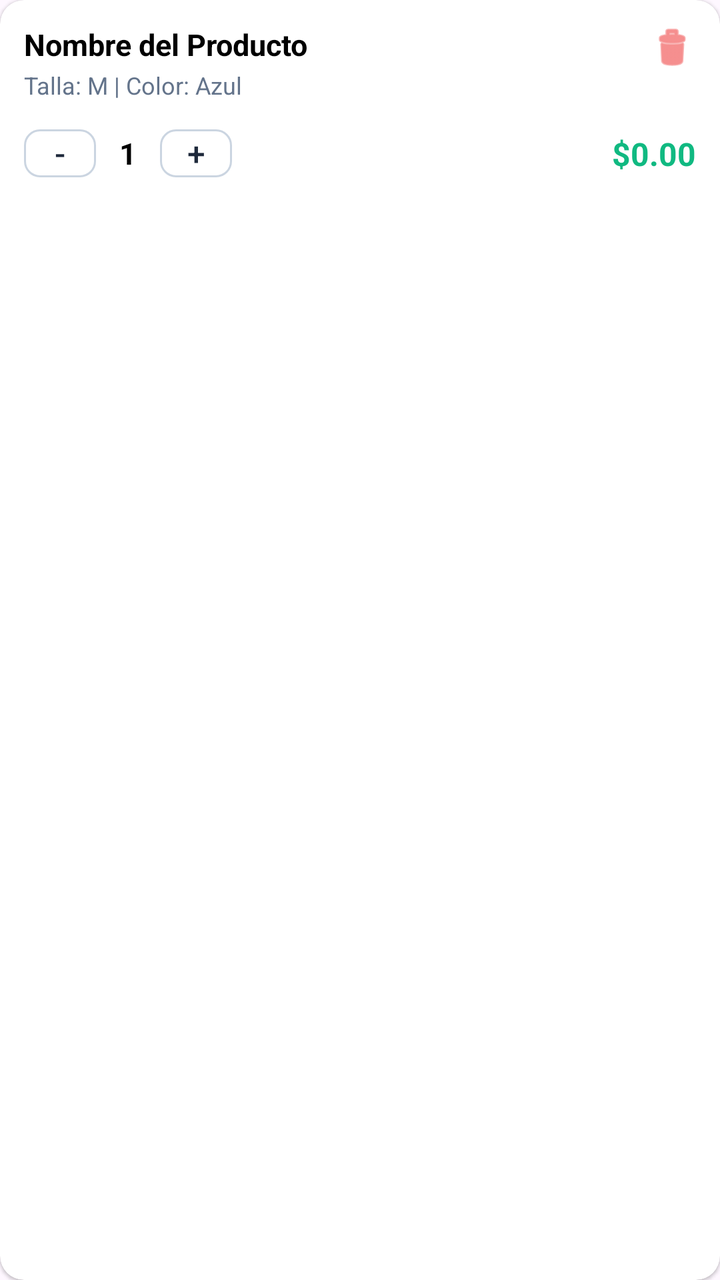
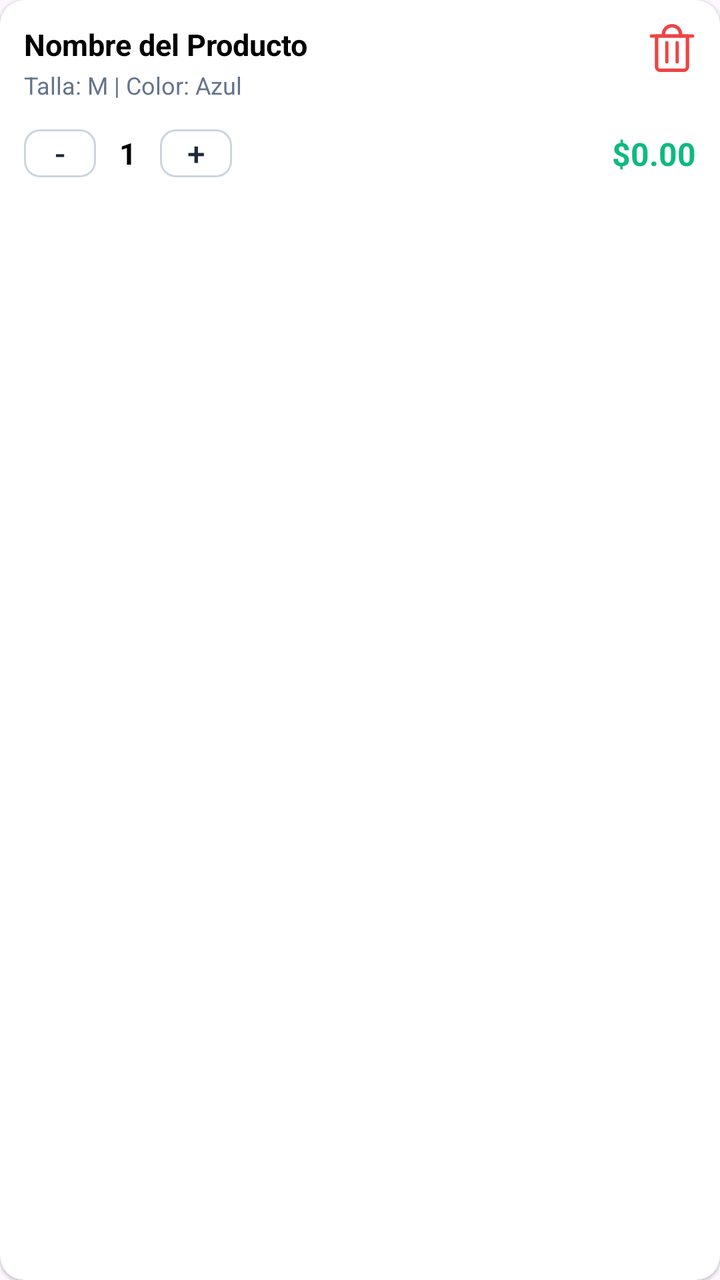

An Android layout rendered at two revisions. The XML below is the earlier revision; the diff shows what the commit changed to produce the second picture.
<!-- AndroidManifest.xml: application theme Theme.DAJHO -->
<!-- res/layout/item_carrito.xml -->
<?xml version="1.0" encoding="utf-8"?>
<com.google.android.material.card.MaterialCardView xmlns:android="http://schemas.android.com/apk/res/android"
    xmlns:app="http://schemas.android.com/apk/res-auto"
    android:layout_width="match_parent"
    android:layout_height="wrap_content"
    android:layout_marginBottom="8dp"
    app:cardBackgroundColor="@android:color/white"
    app:cardCornerRadius="12dp"
    app:cardElevation="1dp"
    app:strokeWidth="0dp">

    <androidx.constraintlayout.widget.ConstraintLayout
        android:layout_width="match_parent"
        android:layout_height="wrap_content"
        android:padding="12dp">

        
        <TextView
            android:id="@+id/tvProductoNombre"
            android:layout_width="0dp"
            android:layout_height="wrap_content"
            android:text="Nombre del Producto"
            android:textColor="@android:color/black"
            android:textSize="15sp"
            android:textStyle="bold"
            app:layout_constraintStart_toStartOf="parent"
            app:layout_constraintEnd_toStartOf="@id/ivEliminar"
            app:layout_constraintTop_toTopOf="parent" />

        
        <ImageView
            android:id="@+id/ivEliminar"
            android:layout_width="24dp"
            android:layout_height="24dp"
            android:src="@android:drawable/ic_menu_delete"
            android:contentDescription="Eliminar"
            app:tint="#EF4444"
            app:layout_constraintEnd_toEndOf="parent"
            app:layout_constraintTop_toTopOf="parent" />

        
        <TextView
            android:id="@+id/tvVarianteInfo"
            android:layout_width="0dp"
            android:layout_height="wrap_content"
            android:layout_marginTop="2dp"
            android:text="Talla: M | Color: Azul"
            android:textColor="#64748B"
            android:textSize="12sp"
            app:layout_constraintStart_toStartOf="parent"
            app:layout_constraintEnd_toStartOf="@id/tvSubtotal"
            app:layout_constraintTop_toBottomOf="@id/tvProductoNombre" />

        
        <LinearLayout
            android:id="@+id/layoutCantidad"
            android:layout_width="wrap_content"
            android:layout_height="wrap_content"
            android:layout_marginTop="8dp"
            android:gravity="center_vertical"
            android:orientation="horizontal"
            app:layout_constraintStart_toStartOf="parent"
            app:layout_constraintTop_toBottomOf="@id/tvVarianteInfo">

            <com.google.android.material.button.MaterialButton
                android:id="@+id/btnMenos"
                style="@style/Widget.MaterialComponents.Button.OutlinedButton"
                android:layout_width="36dp"
                android:layout_height="36dp"
                android:padding="0dp"
                android:text="-"
                android:textColor="#1E293B"
                android:textSize="16sp"
                app:cornerRadius="8dp"
                app:strokeColor="#CBD5E1" />

            <TextView
                android:id="@+id/tvCantidad"
                android:layout_width="32dp"
                android:layout_height="wrap_content"
                android:gravity="center"
                android:text="1"
                android:textColor="@android:color/black"
                android:textSize="15sp"
                android:textStyle="bold" />

            <com.google.android.material.button.MaterialButton
                android:id="@+id/btnMas"
                style="@style/Widget.MaterialComponents.Button.OutlinedButton"
                android:layout_width="36dp"
                android:layout_height="36dp"
                android:padding="0dp"
                android:text="+"
                android:textColor="#1E293B"
                android:textSize="16sp"
                app:cornerRadius="8dp"
                app:strokeColor="#CBD5E1" />

        </LinearLayout>

        
        <TextView
            android:id="@+id/tvSubtotal"
            android:layout_width="wrap_content"
            android:layout_height="wrap_content"
            android:text="$0.00"
            android:textColor="#10B981"
            android:textSize="16sp"
            android:textStyle="bold"
            app:layout_constraintBottom_toBottomOf="@id/layoutCantidad"
            app:layout_constraintEnd_toEndOf="parent"
            app:layout_constraintTop_toTopOf="@id/layoutCantidad" />

    </androidx.constraintlayout.widget.ConstraintLayout>

</com.google.android.material.card.MaterialCardView>
<!-- resources referenced by this layout -->
<resources>
  <style name="Theme.DAJHO" parent="Base.Theme.DAJHO" />
  <style name="Base.Theme.DAJHO" parent="Theme.Material3.DayNight.NoActionBar">
          
          
      </style>
</resources>

<!-- the commit's change to res/layout/item_carrito.xml (unified diff, before → after) -->
@@ -32,7 +32,7 @@
             android:id="@+id/ivEliminar"
             android:layout_width="24dp"
             android:layout_height="24dp"
-            android:src="@android:drawable/ic_menu_delete"
+            android:src="@drawable/ic_trash"
             android:contentDescription="Eliminar"
             app:tint="#EF4444"
             app:layout_constraintEnd_toEndOf="parent"
<!-- resource entries referenced after the edit -->
@@ -1,5 +1,51 @@
 <!-- resources referenced by this layout -->
 <resources>
+  <!-- drawable ic_trash (drawable) -->
+  <vector xmlns:android="http://schemas.android.com/apk/res/android"
+      android:width="14dp"
+      android:height="14dp"
+      android:viewportWidth="14"
+      android:viewportHeight="14">
+    <group>
+      <clip-path
+          android:pathData="M0,0h14v14h-14z"/>
+      <path
+          android:strokeWidth="1"
+          android:pathData="M1,3.5H13"
+          android:strokeLineJoin="round"
+          android:fillColor="#00000000"
+          android:strokeColor="#000001"
+          android:strokeLineCap="round"/>
+      <path
+          android:strokeWidth="1"
+          android:pathData="M2.5,3.5H11.5V12.5C11.5,12.765 11.395,13.02 11.207,13.207C11.02,13.395 10.765,13.5 10.5,13.5H3.5C3.235,13.5 2.98,13.395 2.793,13.207C2.605,13.02 2.5,12.765 2.5,12.5V3.5Z"
+          android:strokeLineJoin="round"
+          android:fillColor="#00000000"
+          android:strokeColor="#000001"
+          android:strokeLineCap="round"/>
+      <path
+          android:strokeWidth="1"
+          android:pathData="M4.5,3.5V3C4.5,2.337 4.763,1.701 5.232,1.232C5.701,0.763 6.337,0.5 7,0.5C7.663,0.5 8.299,0.763 8.768,1.232C9.237,1.701 9.5,2.337 9.5,3V3.5"
+          android:strokeLineJoin="round"
+          android:fillColor="#00000000"
+          android:strokeColor="#000001"
+          android:strokeLineCap="round"/>
+      <path
+          android:strokeWidth="1"
+          android:pathData="M5.5,5.5V11"
+          android:strokeLineJoin="round"
+          android:fillColor="#00000000"
+          android:strokeColor="#000001"
+          android:strokeLineCap="round"/>
+      <path
+          android:strokeWidth="1"
+          android:pathData="M8.5,5.5V11"
+          android:strokeLineJoin="round"
+          android:fillColor="#00000000"
+          android:strokeColor="#000001"
+          android:strokeLineCap="round"/>
+    </group>
+  </vector>
   <style name="Theme.DAJHO" parent="Base.Theme.DAJHO" />
   <style name="Base.Theme.DAJHO" parent="Theme.Material3.DayNight.NoActionBar">
           
